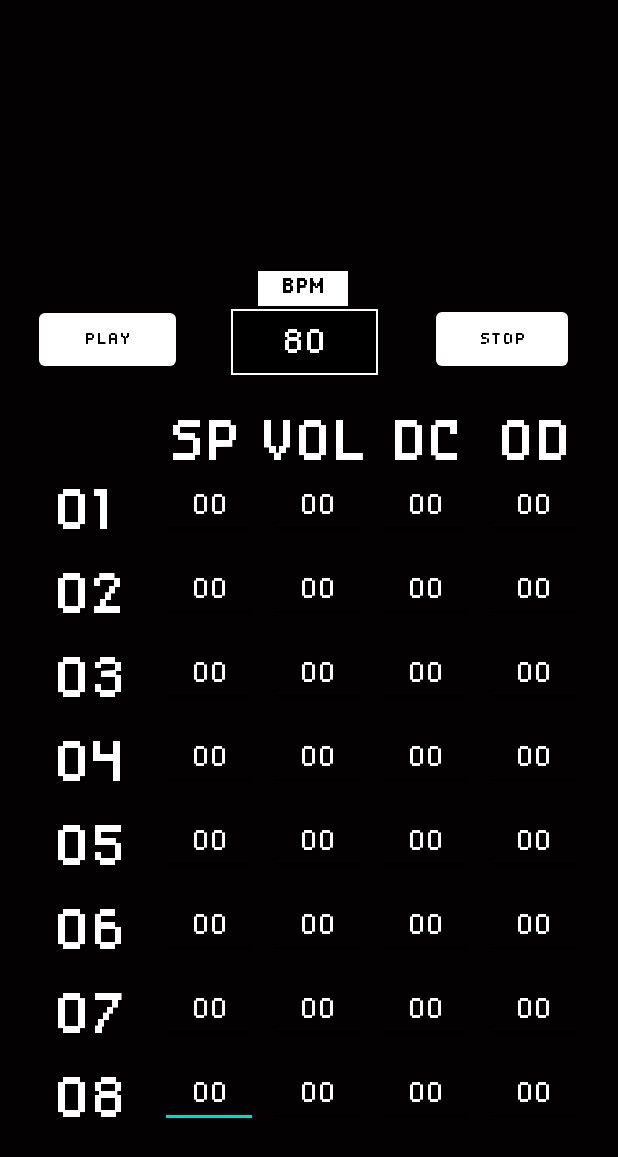
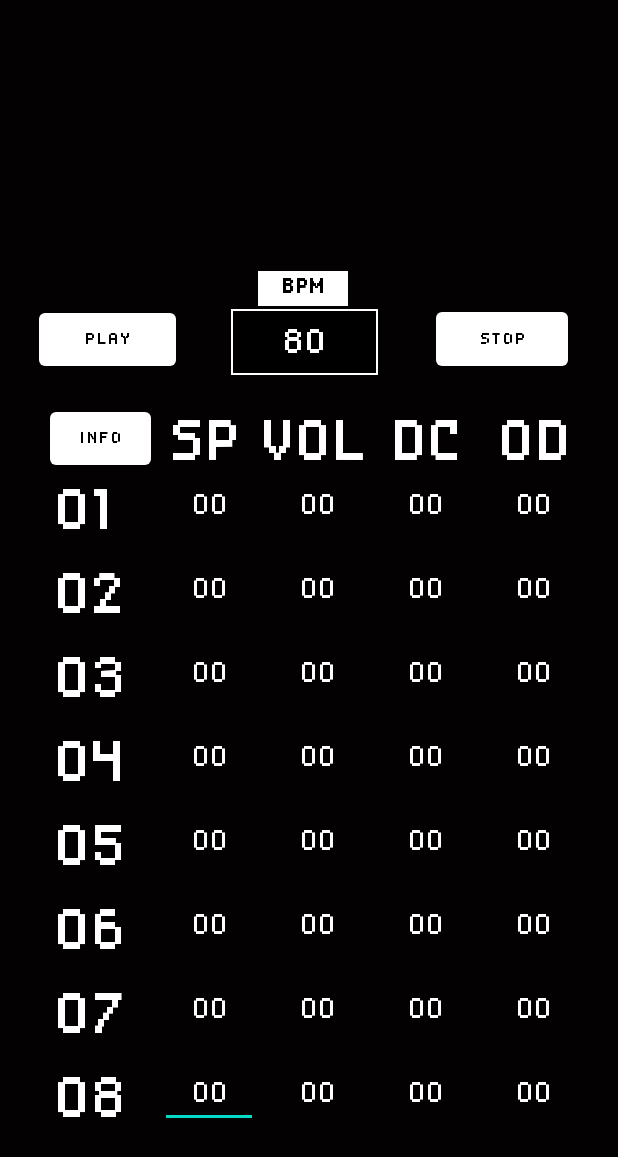
Before and after one commit to RaddeNNN/tracker, an Android app: the screen it shows after launch (MainActivity), on a phone screen of 412 x 824 dp. Shown: the top 1157 px of the screen. Run offline under Robolectric (Android 15) with nearby library versions, the phone set to English and light mode, and no system bars.

Commit message:
commited final design changes

```diff
--- a/app/src/main/java/com/example/secondapp3/MainActivity.java
+++ b/app/src/main/java/com/example/secondapp3/MainActivity.java
@@ -6,6 +6,7 @@
 package com.example.secondapp3;
 
 import android.content.Intent;
+import android.icu.text.IDNA;
 import android.media.SoundPool;
 import android.media.SoundPool.OnLoadCompleteListener;
 import android.os.Bundle;
@@ -81,6 +82,15 @@ public class MainActivity extends AppCompatActivity implements OnLoadCompleteLis
         stopButton.setOnClickListener(new OnClickListener() {
             public void onClick(View view) {
                 MainActivity.this.mSoundPool.stop(MainActivity.this.LoadSoundID);
+            }
+        });
+        Button InfoButton=findViewById(R.id.InfoButton);
+        InfoButton.setOnClickListener(new OnClickListener() {
+            @Override
+            public void onClick(View view) {
+                Toast.makeText(MainActivity.this, "1=kick, 2=clap",Toast.LENGTH_SHORT).show();
+                Toast.makeText(MainActivity.this, "3=snare, 4=flute",Toast.LENGTH_SHORT).show();
+                Toast.makeText(MainActivity.this, "5=hat",Toast.LENGTH_SHORT).show();
             }
         });
         playButton.setOnClickListener(new OnClickListener() {
--- a/app/src/main/res/layout/activity_main.xml
+++ b/app/src/main/res/layout/activity_main.xml
@@ -6,6 +6,21 @@
     android:layout_height="match_parent"
     tools:context=".MainActivity"
     android:background="@drawable/background1">
+
+    <Button
+        android:id="@+id/InfoButton"
+        android:layout_width="67dp"
+        android:layout_height="47dp"
+        android:layout_marginBottom="508dp"
+        android:fontFamily="@font/disposabledroidbb"
+        android:text="Info"
+        android:onClick="OnClick"
+        android:textColor="@color/black"
+        app:backgroundTint="@color/white"
+        app:layout_constraintBottom_toBottomOf="parent"
+        app:layout_constraintEnd_toEndOf="parent"
+        app:layout_constraintHorizontal_bias="0.096"
+        app:layout_constraintStart_toStartOf="parent" />
 
     <TextView
         android:id="@+id/textView67"
```
